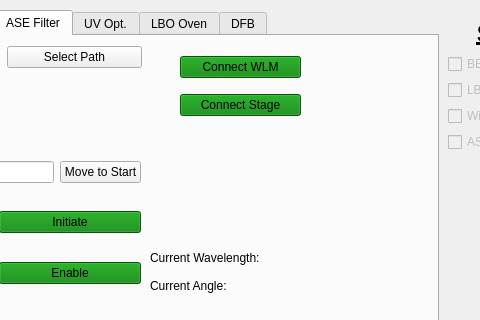
This is pulsed_laser_interface.ui in XenoBene/PulsedLaserGUI as Qt 5 draws it before an edit; both pictures show x 162 to 642 and y 0 to 320 of the 773 by 647 pixel window. The edited form follows.
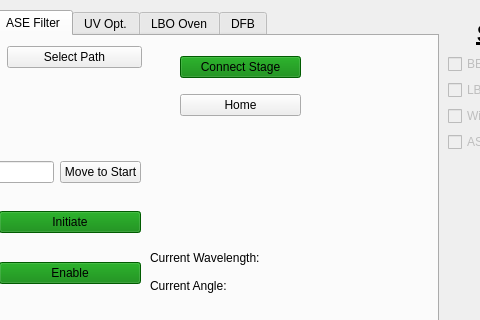
This is the edited form. The open tabs and pages were chosen to show the change.

Commit message: Began to implement some functions for the ASE Filter. Added a "Home" button to the ASE filter tab that might be used

What changed in the file:
```diff
--- a/pulsed_laser_interface.ui
+++ b/pulsed_laser_interface.ui
@@ -343,31 +343,6 @@
        </rect>
       </property>
       <layout class="QVBoxLayout" name="verticalLayout_14">
-       <item>
-        <widget class="QPushButton" name="ase_button_connectWLM">
-         <property name="styleSheet">
-          <string notr="true">background-color: green</string>
-         </property>
-         <property name="text">
-          <string>Connect WLM</string>
-         </property>
-         <property name="checkable">
-          <bool>true</bool>
-         </property>
-         <property name="checked">
-          <bool>false</bool>
-         </property>
-         <property name="autoDefault">
-          <bool>false</bool>
-         </property>
-         <property name="default">
-          <bool>false</bool>
-         </property>
-         <property name="flat">
-          <bool>false</bool>
-         </property>
-        </widget>
-       </item>
        <item>
         <widget class="QPushButton" name="ase_button_connectStage">
          <property name="autoFillBackground">
@@ -384,6 +359,13 @@
          </property>
         </widget>
        </item>
+       <item>
+        <widget class="QPushButton" name="ase_button_home">
+         <property name="text">
+          <string>Home</string>
+         </property>
+        </widget>
+       </item>
       </layout>
      </widget>
      <widget class="QWidget" name="verticalLayoutWidget_4">
```
The commit also changes 5 other files.
